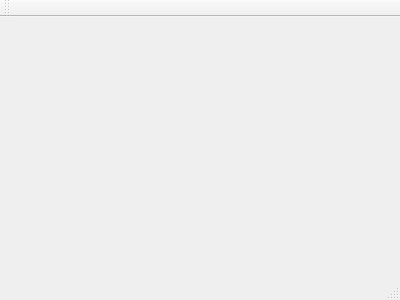
Old version of the form Group_Project_1/mainwindow.ui in the repository Cyrus-Riahi/CS1D-P1.
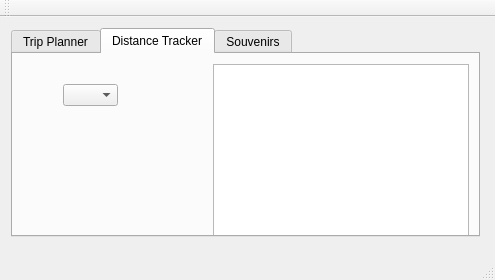
New version of the form.

Commit message: committing berfore pull

The edit to the form file:
```diff
--- a/Group_Project_1/mainwindow.ui
+++ b/Group_Project_1/mainwindow.ui
@@ -1,24 +1,94 @@
 <ui version="4.0">
  <class>MainWindow</class>
- <widget class="QMainWindow" name="MainWindow" >
-  <property name="geometry" >
+ <widget class="QMainWindow" name="MainWindow">
+  <property name="geometry">
    <rect>
     <x>0</x>
     <y>0</y>
-    <width>400</width>
-    <height>300</height>
+    <width>495</width>
+    <height>280</height>
    </rect>
   </property>
   <property name="windowTitle" >
    <string>MainWindow</string>
   </property>
-  <widget class="QMenuBar" name="menuBar" />
-  <widget class="QToolBar" name="mainToolBar" />
-  <widget class="QWidget" name="centralWidget" />
-  <widget class="QStatusBar" name="statusBar" />
+  <widget class="QWidget" name="centralWidget">
+   <widget class="QWidget" name="gridLayoutWidget">
+    <property name="geometry">
+     <rect>
+      <x>0</x>
+      <y>0</y>
+      <width>491</width>
+      <height>231</height>
+     </rect>
+    </property>
+    <layout class="QGridLayout" name="gridLayout">
+     <item row="0" column="0">
+      <widget class="QTabWidget" name="tabWidget">
+       <property name="currentIndex">
+        <number>1</number>
+       </property>
+       <widget class="QWidget" name="tripPlannerTab">
+        <attribute name="title">
+         <string>Trip Planner</string>
+        </attribute>
+       </widget>
+       <widget class="QWidget" name="distanceTrackerTab">
+        <attribute name="title">
+         <string>Distance Tracker</string>
+        </attribute>
+        <widget class="QComboBox" name="comboBox">
+         <property name="geometry">
+          <rect>
+           <x>50</x>
+           <y>30</y>
+           <width>55</width>
+           <height>22</height>
+          </rect>
+         </property>
+        </widget>
+        <widget class="QTableView" name="tableView">
+         <property name="geometry">
+          <rect>
+           <x>200</x>
+           <y>10</y>
+           <width>256</width>
+           <height>192</height>
+          </rect>
+         </property>
+        </widget>
+       </widget>
+       <widget class="QWidget" name="souvenirsTab">
+        <attribute name="title">
+         <string>Souvenirs</string>
+        </attribute>
+       </widget>
+      </widget>
+     </item>
+    </layout>
+   </widget>
+  </widget>
+  <widget class="QMenuBar" name="menuBar">
+   <property name="geometry">
+    <rect>
+     <x>0</x>
+     <y>0</y>
+     <width>495</width>
+     <height>17</height>
+    </rect>
+   </property>
+  </widget>
+  <widget class="QToolBar" name="mainToolBar">
+   <attribute name="toolBarArea">
+    <enum>TopToolBarArea</enum>
+   </attribute>
+   <attribute name="toolBarBreak">
+    <bool>false</bool>
+   </attribute>
+  </widget>
+  <widget class="QStatusBar" name="statusBar"/>
  </widget>
- <layoutDefault spacing="6" margin="11" />
- <pixmapfunction></pixmapfunction>
+ <layoutdefault spacing="6" margin="11"/>
  <resources/>
  <connections/>
 </ui>
```
Left out of the diff: 3 changed lines with no effect on the pictures. The commit also changes 1 other file.
